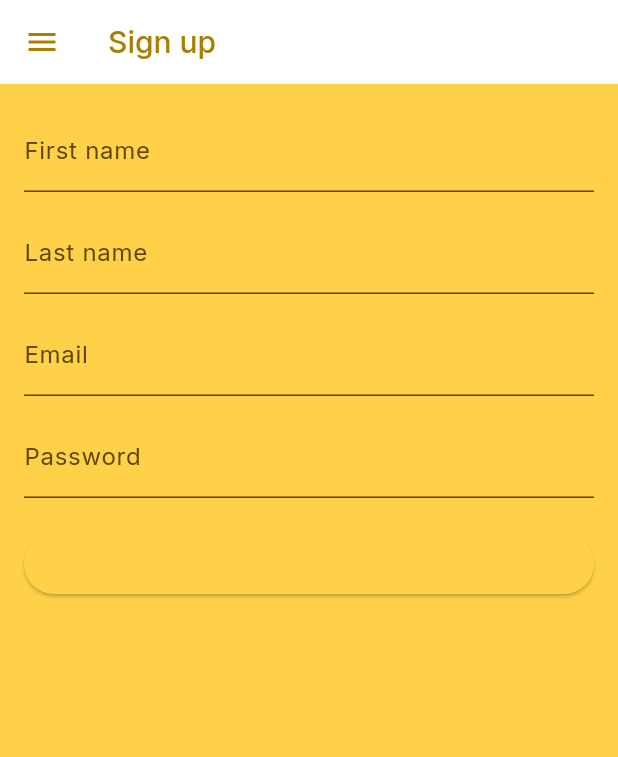
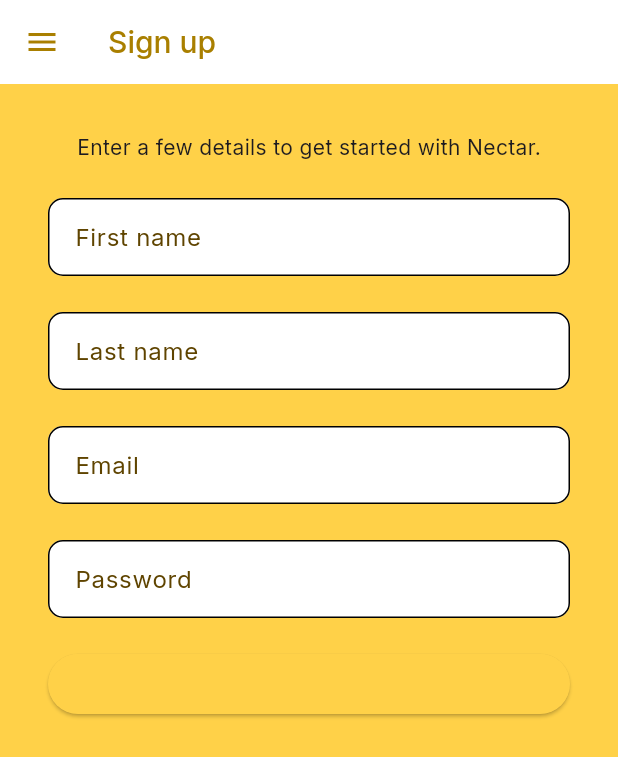
Before and after one commit to sean-xiao-zhao7/nectar_app, a Flutter app: the RegisterScreen screen opened directly, on a phone screen of 412 x 824 dp. Shown: the top 757 px of the screen. Run offline on Flutter 3.47's test engine with Material 3 defaults, Android fonts, the phone set to English and light mode, and no system bars; our stand-ins replace google_fonts.

Commit message:
Add initial TextFormField to register
Use full border.
No floating label.

```diff
--- /dev/null
+++ b/lib/helpers/form_helper.dart
@@ -0,0 +1,19 @@
+import 'package:flutter/material.dart';
+
+InputDecoration fieldDecoration(BuildContext context, String labelText) {
+  return InputDecoration(
+    floatingLabelBehavior: FloatingLabelBehavior.never,
+    labelText: labelText,
+    filled: true,
+    fillColor: Colors.white,
+    border: OutlineInputBorder(
+        borderRadius: BorderRadius.circular(10), gapPadding: 10),
+    enabledBorder: OutlineInputBorder(
+      borderRadius: BorderRadius.circular(10),
+    ),
+    focusedBorder: OutlineInputBorder(
+      borderRadius: BorderRadius.circular(10),
+    ),
+    contentPadding: const EdgeInsets.symmetric(horizontal: 14, vertical: 14),
+  );
+}
--- a/lib/screens/auth/register_screen.dart
+++ b/lib/screens/auth/register_screen.dart
@@ -1,6 +1,7 @@
 import 'package:flutter/material.dart';
 import 'package:nectar_app/components/layout/my_app_bar.dart';
 import 'package:nectar_app/components/layout/my_drawer.dart';
+import 'package:nectar_app/helpers/form_helper.dart';
 
 class RegisterScreen extends StatefulWidget {
   const RegisterScreen({super.key});
@@ -44,16 +45,16 @@ class _RegisterScreenState extends State<RegisterScreen> {
       ),
       body: SafeArea(
         child: Padding(
-          padding: const EdgeInsets.all(16),
+          padding: const EdgeInsets.all(32),
           child: Form(
             key: _formKey,
             child: Column(
               children: <Widget>[
+                Text('Enter a few details to get started with Nectar.'),
+                const SizedBox(height: 24),
                 TextFormField(
                   controller: _firstNameController,
-                  decoration: const InputDecoration(
-                    labelText: 'First name',
-                  ),
+                  decoration: fieldDecoration(context, 'First name'),
                   textInputAction: TextInputAction.next,
                   validator: (value) {
                     if (value == null || value.trim().isEmpty) {
@@ -62,12 +63,10 @@ class _RegisterScreenState extends State<RegisterScreen> {
                     return null;
                   },
                 ),
-                const SizedBox(height: 12),
+                const SizedBox(height: 24),
                 TextFormField(
                   controller: _lastNameController,
-                  decoration: const InputDecoration(
-                    labelText: 'Last name',
-                  ),
+                  decoration: fieldDecoration(context, 'Last name'),
                   textInputAction: TextInputAction.next,
                   validator: (value) {
                     if (value == null || value.trim().isEmpty) {
@@ -76,12 +75,10 @@ class _RegisterScreenState extends State<RegisterScreen> {
                     return null;
                   },
                 ),
-                const SizedBox(height: 12),
+                const SizedBox(height: 24),
                 TextFormField(
                   controller: _emailController,
-                  decoration: const InputDecoration(
-                    labelText: 'Email',
-                  ),
+                  decoration: fieldDecoration(context, 'Email'),
                   keyboardType: TextInputType.emailAddress,
                   textInputAction: TextInputAction.next,
                   validator: (value) {
@@ -94,12 +91,10 @@ class _RegisterScreenState extends State<RegisterScreen> {
                     return null;
                   },
                 ),
-                const SizedBox(height: 12),
+                const SizedBox(height: 24),
                 TextFormField(
                   controller: _passwordController,
-                  decoration: const InputDecoration(
-                    labelText: 'Password',
-                  ),
+                  decoration: fieldDecoration(context, 'Password'),
                   obscureText: true,
                   textInputAction: TextInputAction.done,
                   validator: (value) {
```
